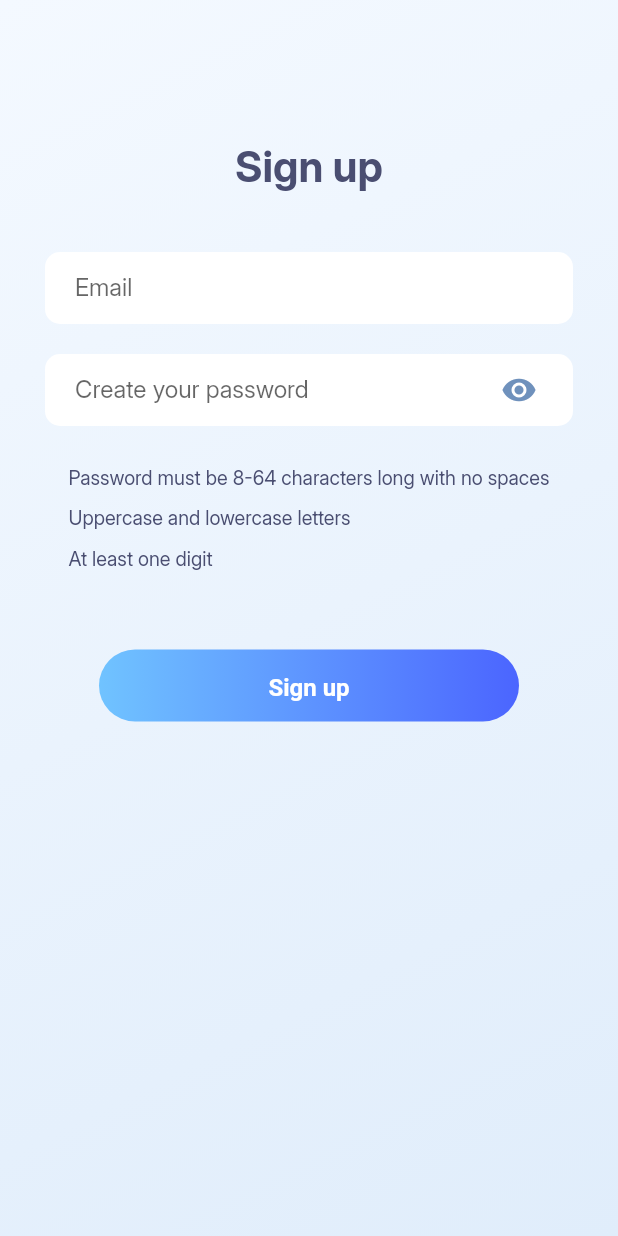
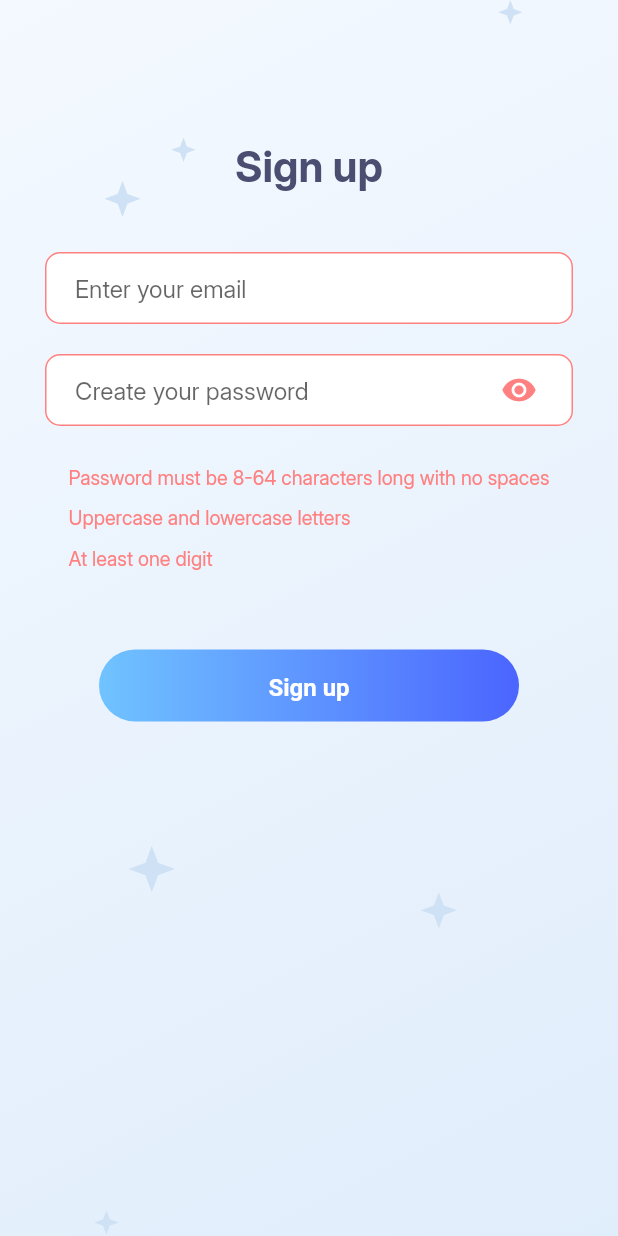
Before and after one commit to he-sends-regards/assessment.clario.flutter, a Flutter app: the screen it shows after launch, after a tap on "Sign up", on a phone screen of 412 x 824 dp. Run offline on Flutter 3.47's test engine with Material 2 defaults, Android fonts, the light colour scheme and no system bars; our stand-ins replace flutter_svg.

Commit message:
[FEAT]: implement validation; add background image; add inputs and validation rules highlight

```diff
--- a/lib/screens/sign_up_screen.dart
+++ b/lib/screens/sign_up_screen.dart
@@ -1,10 +1,20 @@
+import 'package:clario_assessment_flutter/styles/colors.dart';
 import 'package:flutter/material.dart';
 import 'package:flutter/services.dart';
+import 'package:flutter_svg/flutter_svg.dart';
 import 'package:clario_assessment_flutter/widgets/sign_up_button.dart';
 import 'package:clario_assessment_flutter/widgets/Headline.dart';
 import '../widgets/email_input.dart';
 import '../widgets/password_input.dart';
 import '../widgets/sign_up_rules.dart';
+
+class ValidationRegexps {
+  static final emailRegex = RegExp(r'\S+@\S+\.\S+');
+  static final passwordLengthRegex = RegExp(r'^.{8,64}$');
+  static final digitRegex = RegExp(r'\d');
+  static final lowerCaseRegex = RegExp(r'[a-z]');
+  static final upperCaseRegex = RegExp(r'[A-Z]');
+}
 
 class SignUpScreen extends StatefulWidget {
   const SignUpScreen({Key? key}) : super(key: key);
@@ -18,6 +28,10 @@ class SignUpScreenState extends State<SignUpScreen> {
   final TextEditingController _emailController = TextEditingController();
   final TextEditingController _passwordController = TextEditingController();
 
+  bool _isSubmitted = false;
+  bool _isEmailValid = false;
+  bool _isPasswordValid = false;
+
   @override
   void initState() {
     super.initState();
@@ -29,29 +43,74 @@ class SignUpScreenState extends State<SignUpScreen> {
   }
 
   String? _emailValidator(String? value) {
-    if (value == null || value.isEmpty) return 'Please enter your email';
+    _isEmailValid = !(value == null ||
+        value.isEmpty ||
+        !ValidationRegexps.emailRegex.hasMatch(value));
     return null;
   }
 
   String? _passwordValidator(String? value) {
-    if (value == null || value.isEmpty) return 'Please enter your password';
+    _isPasswordValid = !(value == null ||
+        value.isEmpty ||
+        !ValidationRegexps.passwordLengthRegex.hasMatch(value) ||
+        !ValidationRegexps.digitRegex.hasMatch(value) ||
+        !ValidationRegexps.lowerCaseRegex.hasMatch(value) ||
+        !ValidationRegexps.upperCaseRegex.hasMatch(value) ||
+        value.contains(' '));
     return null;
+  }
+
+  void showSnackBar(BuildContext context, String message) {
+    ScaffoldMessenger.of(context).showSnackBar(SnackBar(
+      content: Text(
+        message,
+        style: const TextStyle(
+          color: AppColors.toastText,
+        ),
+      ),
+      backgroundColor: AppColors.toastBackground,
+      duration: const Duration(seconds: 2),
+    ));
+  }
+
+  void _submitForm() {
+    setState(() {
+      _isSubmitted = true;
+    });
+
+    if (_formKey.currentState!.validate() &&
+        _isEmailValid &&
+        _isPasswordValid) {
+      showSnackBar(context, 'Sign up successful');
+    }
   }
 
   @override
   Widget build(BuildContext context) {
     return Scaffold(
       appBar: null,
-      body: Container(
+      body: SizedBox(
         height: MediaQuery.of(context).size.height,
-        decoration: const BoxDecoration(
+        child: Stack(
+          fit: StackFit.expand,
+          children: [
+            const DecoratedBox(
+              decoration: BoxDecoration(
                 gradient: LinearGradient(
                   begin: Alignment.topLeft,
                   end: Alignment.bottomRight,
                   colors: [Color(0xFFF4F9FF), Color(0xFFE0EDFB)],
                 ),
               ),
+            ),
+            Positioned.fill(
                 child: SafeArea(
+              child: SvgPicture.asset(
+                'assets/images/sign-up-screen-bg.svg',
+                fit: BoxFit.contain,
+              ),
+            )),
+            SafeArea(
               child: SingleChildScrollView(
                 child: Padding(
                   padding: const EdgeInsets.symmetric(horizontal: 30),
@@ -68,29 +127,43 @@ class SignUpScreenState extends State<SignUpScreen> {
                           key: const Key('emailInputKey'),
                           controller: _emailController,
                           validator: _emailValidator,
+                          isSubmitted: _isSubmitted,
+                          isValid: _isEmailValid,
                         ),
                         const SizedBox(height: 20),
                         PasswordInput(
                           key: const Key('passwordInputKey'),
                           controller: _passwordController,
                           validator: _passwordValidator,
+                          isSubmitted: _isSubmitted,
+                          isValid: _isPasswordValid,
                         ),
                         const SizedBox(height: 20),
-                    const SignUpRules(
-                      isSubmitted: false,
-                      characterCount: false,
-                      upperCaseAndLowerCase: false,
-                      oneDigit: false,
+                        SignUpRules(
+                          isSubmitted: _isSubmitted,
+                          characterCount:
+                              _passwordController.text.length >= 8 &&
+                                  _passwordController.text.length <= 64,
+                          upperCaseAndLowerCase: ValidationRegexps
+                                  .lowerCaseRegex
+                                  .hasMatch(_passwordController.text) &&
+                              ValidationRegexps.upperCaseRegex
+                                  .hasMatch(_passwordController.text),
+                          oneDigit: ValidationRegexps.digitRegex
+                              .hasMatch(_passwordController.text),
                         ),
                         const SizedBox(height: 40),
-                    SignUpButton(onPressed: () => {}, text: 'Sign up'),
-                    SizedBox(height: MediaQuery.of(context).size.height * 0.1),
+                        SignUpButton(onPressed: _submitForm, text: 'Sign up'),
+                        SizedBox(
+                            height: MediaQuery.of(context).size.height * 0.1),
                       ],
                     ),
                   ),
                 ),
               ),
             ),
+          ],
+        ),
       ),
     );
   }
--- a/lib/styles/colors.dart
+++ b/lib/styles/colors.dart
@@ -19,6 +19,8 @@ class AppColors {
     begin: Alignment.centerLeft,
     end: Alignment.centerRight,
   );
-  static const Color rulesValid = Color(0x6637B274);
+  static const Color rulesValid = Color(0xFF62C69D);
   static const Color rulesInvalid = Color(0xFFFF8080);
+  static const Color toastBackground = Color(0xFF40BA85);
+  static const Color toastText = Colors.white;
 }
--- a/lib/widgets/email_input.dart
+++ b/lib/widgets/email_input.dart
@@ -25,20 +25,24 @@ class EmailInputState extends State<EmailInput> {
     return TextFormField(
       controller: widget.controller,
       decoration: InputDecoration(
-        labelText: "Email",
+        labelText: null,
         hintText: "Enter your email",
         fillColor: Colors.white,
         filled: true,
-        contentPadding: const EdgeInsets.fromLTRB(20, 14.5, 45, 14.5),
+        contentPadding:
+            const EdgeInsets.symmetric(vertical: 14.5, horizontal: 20),
         border: OutlineInputBorder(
           borderRadius: BorderRadius.circular(10),
           borderSide: BorderSide.none,
         ),
         enabledBorder: OutlineInputBorder(
           borderRadius: BorderRadius.circular(10),
-          borderSide: const BorderSide(
-            color: Colors.transparent,
-          ),
+          borderSide: BorderSide(
+              color: widget.isSubmitted
+                  ? (widget.isValid
+                      ? AppColors.inputBorderValid
+                      : AppColors.inputBorderInvalid)
+                  : Colors.transparent),
         ),
         focusedBorder: OutlineInputBorder(
           borderRadius: BorderRadius.circular(10),
@@ -52,11 +56,17 @@ class EmailInputState extends State<EmailInput> {
         ),
         errorBorder: OutlineInputBorder(
           borderRadius: BorderRadius.circular(10),
-          borderSide: const BorderSide(color: AppColors.inputBorderInvalid),
+          borderSide: BorderSide(
+              color: (widget.isValid
+                  ? AppColors.inputBorderValid
+                  : AppColors.inputBorderInvalid)),
         ),
         focusedErrorBorder: OutlineInputBorder(
           borderRadius: BorderRadius.circular(10),
-          borderSide: const BorderSide(color: AppColors.inputBorderInvalid),
+          borderSide: BorderSide(
+              color: (widget.isValid
+                  ? AppColors.inputBorderValid
+                  : AppColors.inputBorderInvalid)),
         ),
       ),
       style: TextStyle(
--- a/lib/widgets/password_input.dart
+++ b/lib/widgets/password_input.dart
@@ -35,7 +35,10 @@ class PasswordInputState extends State<PasswordInput> {
       obscureText: _isHidden,
       keyboardType: TextInputType.visiblePassword,
       decoration: InputDecoration(
-        labelText: 'Create your password',
+        labelText: null,
+        errorText: null,
+        helperText: null,
+        suffixText: null,
         hintText: "Create your password",
         suffixIcon: Padding(
           padding: const EdgeInsets.only(right: 12),
@@ -51,6 +54,10 @@ class PasswordInputState extends State<PasswordInput> {
             onPressed: _toggleVisibility,
           ),
         ),
+        border: OutlineInputBorder(
+          borderRadius: BorderRadius.circular(10),
+          borderSide: BorderSide.none,
+        ),
         focusedBorder: OutlineInputBorder(
           borderRadius: BorderRadius.circular(10),
           borderSide: BorderSide(
@@ -63,11 +70,25 @@ class PasswordInputState extends State<PasswordInput> {
         ),
         enabledBorder: OutlineInputBorder(
           borderRadius: BorderRadius.circular(10),
-          borderSide: const BorderSide(color: Colors.transparent),
+          borderSide: BorderSide(
+              color: widget.isSubmitted
+                  ? (widget.isValid
+                      ? AppColors.inputBorderValid
+                      : AppColors.inputBorderInvalid)
+                  : Colors.transparent),
+        ),
+        errorBorder: OutlineInputBorder(
+          borderRadius: BorderRadius.circular(10),
+          borderSide: const BorderSide(color: AppColors.inputBorderInvalid),
+        ),
+        focusedErrorBorder: OutlineInputBorder(
+          borderRadius: BorderRadius.circular(10),
+          borderSide: const BorderSide(color: AppColors.inputBorderInvalid),
         ),
         fillColor: Colors.white,
         filled: true,
-        contentPadding: const EdgeInsets.fromLTRB(20, 14.5, 20, 14.5),
+        contentPadding:
+            const EdgeInsets.symmetric(vertical: 14.5, horizontal: 20),
       ),
       style: TextStyle(
         color: widget.isSubmitted
--- a/lib/widgets/sign_up_rules.dart
+++ b/lib/widgets/sign_up_rules.dart
@@ -59,7 +59,7 @@ class RuleItem extends StatelessWidget {
       text,
       style: TextStyle(
         color: isSubmitted
-            ? (isValid ? AppColors.rulesValid : AppColors.rulesValid)
+            ? (isValid ? AppColors.rulesValid : AppColors.rulesInvalid)
             : AppColors.commonText,
         fontSize: 13,
       ),
```
Also changed, not shown: pubspec.yaml (+3 -8 lines), assets/images/sign-up-screen-bg.svg (added), pubspec.lock, 6 other files. Lines whose indentation alone changed are shown as unchanged.
